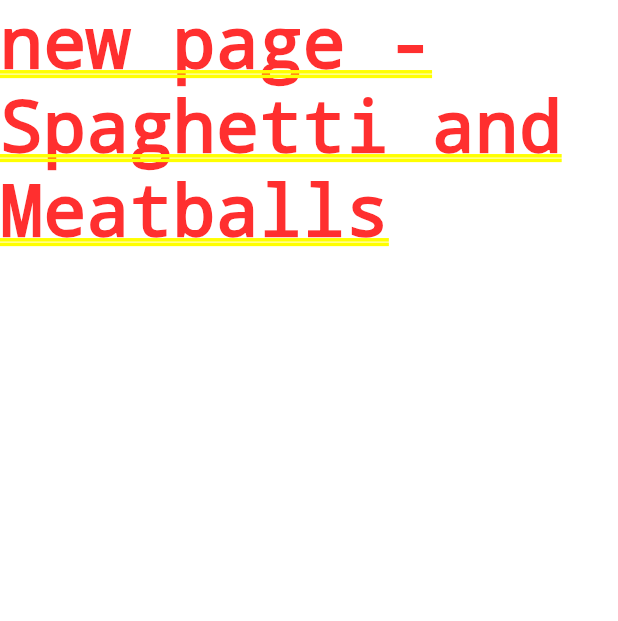
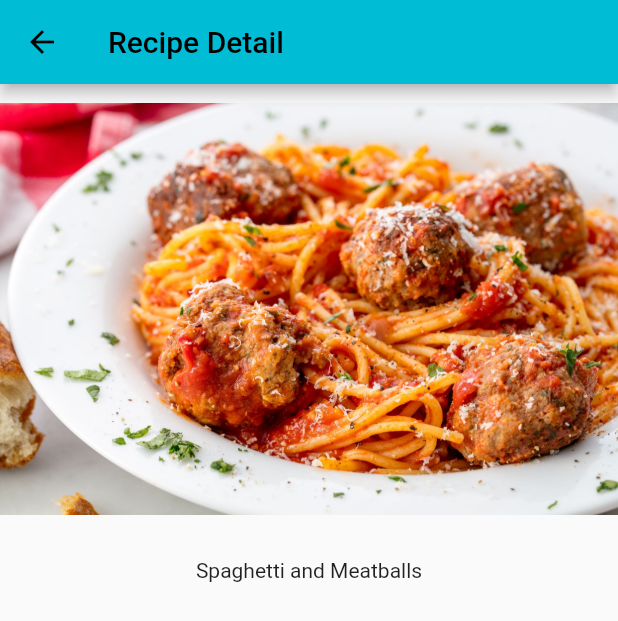
Before and after one commit to senseoki/recipes, a Flutter app: the screen it shows after launch, after a tap on "Spaghetti and Meatballs", on a phone screen of 412 x 824 dp. Shown: the top 621 px of the screen. Run offline on Flutter 3.47's test engine with Material 2 defaults, Android fonts, the phone set to English and light mode, and no system bars.

Commit message:
24 Sized Box

```diff
--- /dev/null
+++ b/lib/RecipeDetail.dart
@@ -0,0 +1,39 @@
+import 'package:flutter/material.dart';
+import 'package:recipes/recipe_model.dart';
+
+class RecipeDetail extends StatefulWidget {
+  final Recipe recipe;
+
+  const RecipeDetail({Key? key, required this.recipe}) : super(key: key);
+
+  @override
+  State<StatefulWidget> createState() {
+    return _RecipeDetailState();
+  }
+}
+
+class _RecipeDetailState extends State<RecipeDetail> {
+  @override
+  Widget build(BuildContext context) {
+    return Scaffold(
+      appBar: AppBar(
+        title: const Text('Recipe Detail'),
+      ),
+      body: SafeArea(
+        child: Column(
+          children: [
+            SizedBox(
+              height: 300,
+              width: double.infinity,
+              child: Image.asset(widget.recipe.imageUrl),
+            ),
+            const SizedBox(
+              height: 16,
+            ),
+            Text(widget.recipe.label),
+          ],
+        ),
+      ),
+    );
+  }
+}
--- a/lib/main.dart
+++ b/lib/main.dart
@@ -1,4 +1,5 @@
 import 'package:flutter/material.dart';
+import 'package:recipes/RecipeDetail.dart';
 import 'recipe_model.dart';
 
 void main() {
@@ -44,7 +45,7 @@ class _MyHomePageState extends State<MyHomePage> {
               onTap: () {
                 print(Recipe.samples[index].label);
                 Navigator.push(context, MaterialPageRoute(builder: (context) {
-                  return Text('new page - ${Recipe.samples[index].label}');
+                  return RecipeDetail(recipe: Recipe.samples[index]);
                 }));
               },
               child: buildRecipeCard(Recipe.samples[index]),
```
